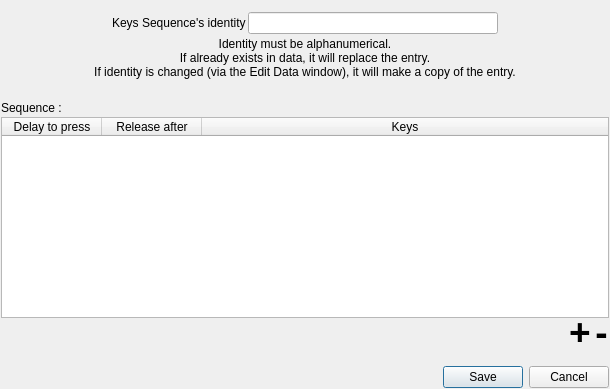
Above: ui/editselectedactiondialogs/KeysSequenceSelectedEditDialog.ui from AmirHammouteneEI/ScheduledPasteAndKeys before the change. Below: the same form after it.
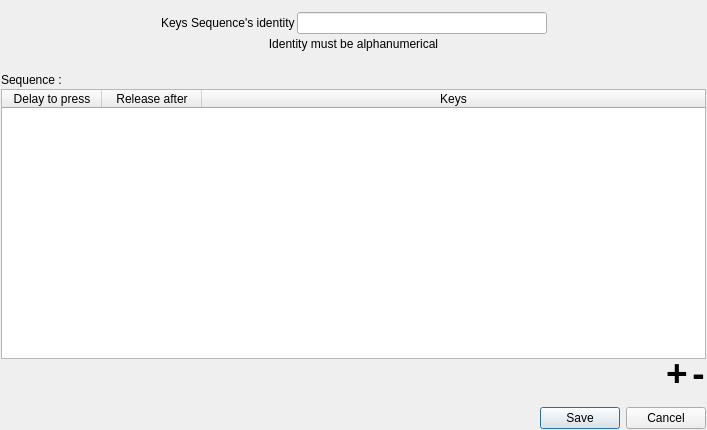
That is the form after the change. Custom widgets are drawn as their Qt base class.

What changed in the file:
```diff
--- a/ui/editselectedactiondialogs/KeysSequenceSelectedEditDialog.ui
+++ b/ui/editselectedactiondialogs/KeysSequenceSelectedEditDialog.ui
@@ -9,8 +9,8 @@
    <rect>
     <x>0</x>
     <y>0</y>
-    <width>610</width>
-    <height>389</height>
+    <width>707</width>
+    <height>430</height>
    </rect>
   </property>
   <property name="windowTitle">
@@ -115,9 +115,7 @@
    <item>
     <widget class="QLabel" name="label_3">
      <property name="text">
-      <string>Identity must be alphanumerical.
-If already exists in data, it will replace the entry.
-If identity is changed (via the Edit Data window), it will make a copy of the entry.</string>
+      <string>Identity must be alphanumerical</string>
      </property>
      <property name="alignment">
       <set>Qt::AlignmentFlag::AlignCenter</set>
@@ -222,12 +220,6 @@
          <verstretch>0</verstretch>
         </sizepolicy>
        </property>
-       <property name="maximumSize">
-        <size>
-         <width>45</width>
-         <height>45</height>
-        </size>
-       </property>
        <property name="font">
         <font>
          <pointsize>28</pointsize>
@@ -253,12 +245,6 @@
          <verstretch>0</verstretch>
         </sizepolicy>
        </property>
-       <property name="maximumSize">
-        <size>
-         <width>45</width>
-         <height>45</height>
-        </size>
-       </property>
        <property name="font">
         <font>
          <pointsize>28</pointsize>
```
